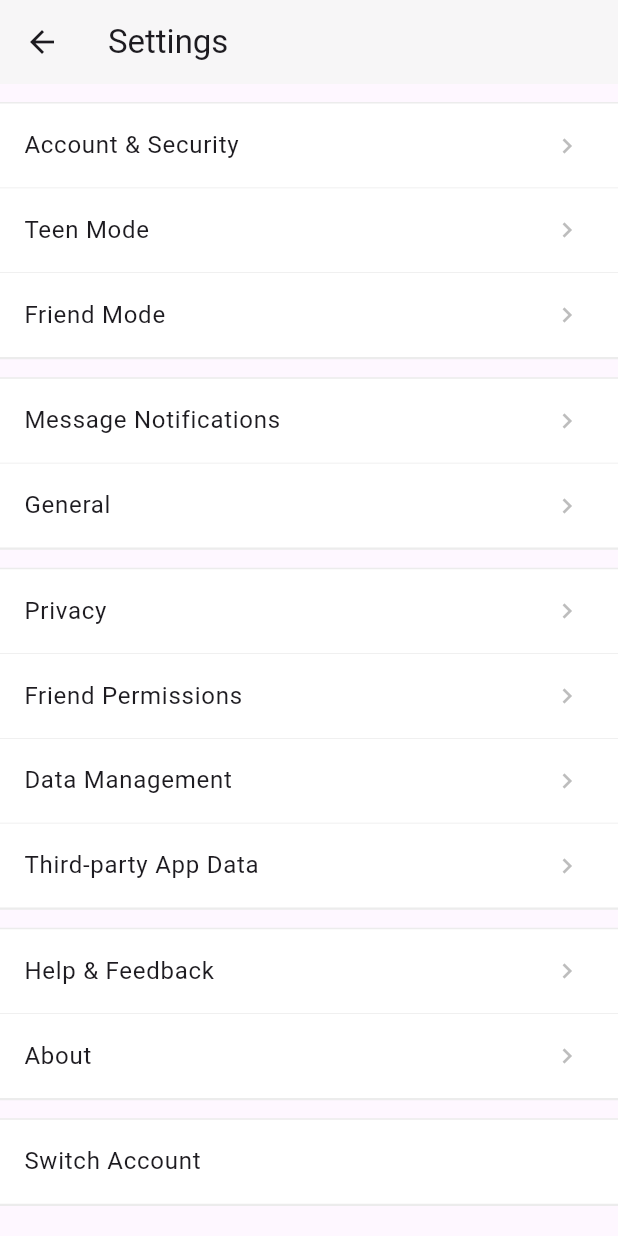
After one commit to airdb/NexChat, a Flutter app: the SettingsPage screen opened directly, on a phone screen of 412 x 824 dp. The commit adds this screen. Run offline on Flutter 3.47's test engine with Material 3 defaults, Android fonts, the phone set to English and light mode, and no system bars; network calls fail.

Commit message:
feat: add settings

```diff
--- a/lib/main.dart
+++ b/lib/main.dart
@@ -4,6 +4,7 @@ import 'pages/chat/chat_screen.dart';
 import 'pages/contact/index.dart';
 import 'pages/explore/index.dart';
 import 'pages/profile/index.dart';
+import 'pages/profile/profile_settings.dart';
 import 'routes/routes.dart';
 
 void main() {
@@ -48,6 +49,13 @@ class MyApp extends StatelessWidget {
               contactName: args['contactName'] as String,
               contactAvatarUrl: args['contactAvatarUrl'] as String,
             ),
+          );
+        }
+
+        // 检查是否是 profile/settings 路由
+        if (settings.name == '/profile/settings') {
+          return MaterialPageRoute(
+            builder: (context) => const SettingsPage(),
           );
         }
 
--- a/lib/pages/profile/index.dart
+++ b/lib/pages/profile/index.dart
@@ -102,6 +102,9 @@ class ProfilePage extends StatelessWidget {
             icon: Icons.settings,
             iconColor: Colors.grey,
             title: "Settings",
+            onTap: () {
+              Navigator.pushNamed(context, '/profile/settings');
+            },
           ),
         ],
       ),
--- /dev/null
+++ b/lib/pages/profile/profile_settings.dart
@@ -0,0 +1,91 @@
+import 'package:flutter/material.dart';
+
+class SettingsPage extends StatelessWidget {
+  const SettingsPage({super.key});
+
+  @override
+  Widget build(BuildContext context) {
+    return Scaffold(
+      appBar: AppBar(
+        title: const Text('Settings'),
+        backgroundColor: Colors.grey[50],
+        elevation: 0.5,
+      ),
+      body: SingleChildScrollView(
+        child: Column(
+          children: [
+            _buildSettingsGroup([
+              _buildSettingsItem(title: 'Account & Security', onTap: () {}),
+              _buildSettingsItem(title: 'Teen Mode', onTap: () {}),
+              _buildSettingsItem(title: 'Friend Mode', onTap: () {}),
+            ]),
+            _buildSettingsGroup([
+              _buildSettingsItem(title: 'Message Notifications', onTap: () {}),
+              _buildSettingsItem(title: 'General', onTap: () {}),
+            ]),
+            _buildSettingsGroup([
+              _buildSettingsItem(title: 'Privacy', onTap: () {}),
+              _buildSettingsItem(title: 'Friend Permissions', onTap: () {}),
+              _buildSettingsItem(title: 'Data Management', onTap: () {}),
+              _buildSettingsItem(title: 'Third-party App Data', onTap: () {}),
+            ]),
+            _buildSettingsGroup([
+              _buildSettingsItem(title: 'Help & Feedback', onTap: () {}),
+              _buildSettingsItem(title: 'About', onTap: () {}),
+            ]),
+            _buildSettingsGroup([
+              _buildSettingsItem(
+                title: 'Switch Account',
+                showArrow: false,
+                onTap: () {},
+              ),
+            ]),
+          ],
+        ),
+      ),
+    );
+  }
+
+  Widget _buildSettingsGroup(List<Widget> children) {
+    return Container(
+      margin: const EdgeInsets.only(top: 12),
+      decoration: BoxDecoration(
+        color: Colors.white,
+        border: Border(
+          top: BorderSide(color: Colors.grey.withOpacity(0.2)),
+          bottom: BorderSide(color: Colors.grey.withOpacity(0.2)),
+        ),
+      ),
+      child: Column(children: children),
+    );
+  }
+
+  Widget _buildSettingsItem({
+    required String title,
+    bool showArrow = true,
+    required VoidCallback onTap,
+  }) {
+    return InkWell(
+      onTap: onTap,
+      child: Container(
+        decoration: BoxDecoration(
+          border: Border(
+            bottom: BorderSide(
+              color: Colors.grey.withOpacity(0.2),
+              width: 0.5,
+            ),
+          ),
+        ),
+        child: ListTile(
+          title: Text(
+            title,
+            style: const TextStyle(fontSize: 16),
+          ),
+          trailing: showArrow
+              ? Icon(Icons.chevron_right, color: Colors.grey[400], size: 20)
+              : null,
+        ),
+      ),
+    );
+  }
+}
--- a/lib/routes/routes.dart
+++ b/lib/routes/routes.dart
@@ -6,7 +6,7 @@ import '../pages/profile/index.dart';
 import '../pages/profile/profile_service.dart';
 import '../pages/chat/chat_screen.dart';
 import '../pages/profile/profile_me.dart';
-
+import '../pages/profile/profile_settings.dart';
 class Routes {
   static final Map<String, WidgetBuilder> routes = {
     '/chat': (context) => const ChatPage(),
@@ -14,10 +14,8 @@ class Routes {
     '/explore': (context) => const ExplorePage(),
     '/profile': (context) => const ProfilePage(),
     '/profile/service': (context) => const ProfileServicePage(),
-    '/profile/me': (context) {
-      print("Debug: Building ProfileMePage");
-      return const ProfileMePage();
-    },
+    '/profile/me': (context) => const ProfileMePage(),
+    '/profile/settings': (context) => const SettingsPage(),
     '/chat/detail': (context) {
       final args = ModalRoute.of(context)?.settings.arguments as Map<String, dynamic>;
       print('Debug: Arguments received in route builder: $args');
```
